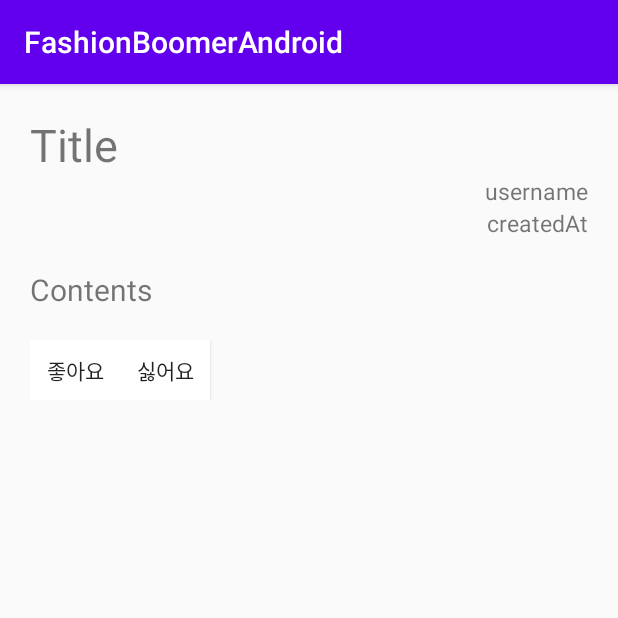
After one commit to kjh42447/fashionboomerandroid, an Android app: the PostDetailActivity screen opened directly, with no data from a screen before it, on a phone screen of 412 x 824 dp, the top half of it. The commit adds this screen. Run offline under Robolectric (Android 15) with nearby library versions, the phone set to English and light mode, and no system bars.

```diff
--- /dev/null
+++ b/app/src/main/java/com/capstone/fashionboomerandroid/PostDetailActivity.java
@@ -0,0 +1,14 @@
+package com.capstone.fashionboomerandroid;
+
+import androidx.appcompat.app.AppCompatActivity;
+
+import android.os.Bundle;
+
+public class PostDetailActivity extends AppCompatActivity {
+
+    @Override
+    protected void onCreate(Bundle savedInstanceState) {
+        super.onCreate(savedInstanceState);
+        setContentView(R.layout.activity_post_detail);
+    }
+}
--- /dev/null
+++ b/app/src/main/res/layout/activity_post_detail.xml
@@ -0,0 +1,92 @@
+<?xml version="1.0" encoding="utf-8"?>
+<LinearLayout xmlns:android="http://schemas.android.com/apk/res/android"
+    xmlns:app="http://schemas.android.com/apk/res-auto"
+    xmlns:tools="http://schemas.android.com/tools"
+    android:layout_width="match_parent"
+    android:layout_height="match_parent"
+    tools:context=".PostDetailActivity">
+
+    <ScrollView
+        android:layout_width="match_parent"
+        android:layout_height="match_parent">
+
+        <LinearLayout
+            android:layout_width="match_parent"
+            android:layout_height="wrap_content"
+            android:id="@+id/postDetailContentsLayout"
+            android:orientation="vertical"
+            android:layout_margin="10dp"
+            android:padding="10dp">
+
+            <TextView
+                android:layout_width="wrap_content"
+                android:layout_height="match_parent"
+                android:text="Title"
+                android:textSize="30dp"
+                android:id="@+id/detailTitle"/>
+            <RelativeLayout
+                android:layout_width="match_parent"
+                android:layout_height="match_parent">
+
+                <TextView
+                    android:layout_width="wrap_content"
+                    android:layout_height="wrap_content"
+                    android:text="username"
+                    android:textSize="15dp"
+                    android:id="@+id/detailUserName"
+                    android:layout_alignParentTop="true"
+                    android:layout_alignParentRight="true"/>
+                <TextView
+                    android:layout_width="wrap_content"
+                    android:layout_height="match_parent"
+                    android:text="createdAt"
+                    android:textSize="15dp"
+                    android:id="@+id/detailCreatedAt"
+                    android:layout_alignParentRight="true"
+                    android:layout_below="@id/detailUserName"/>
+
+            </RelativeLayout>
+
+            <TextView
+                android:layout_width="match_parent"
+                android:layout_height="wrap_content"
+                android:id="@+id/detailContents"
+                android:text="Contents"
+                android:textSize="20dp"
+                android:layout_marginTop="20dp"
+                android:layout_marginBottom="20dp"/>
+
+            <LinearLayout
+                android:layout_width="match_parent"
+                android:layout_height="wrap_content"
+                android:id="@+id/detailLikeLayout"
+                android:orientation="horizontal">
+
+                <Button
+                    android:layout_width="wrap_content"
+                    android:layout_height="wrap_content"
+                    android:text="좋아요"
+                    android:background="@color/white"
+                    android:minHeight="40dp"
+                    android:minWidth="60dp"
+                    android:fontFamily="@font/bmdohyun"
+                    android:id="@+id/detailLike"/>
+                <Button
+                    android:layout_width="wrap_content"
+                    android:layout_height="wrap_content"
+                    android:text="싫어요"
+                    android:background="@color/white"
+                    android:minHeight="40dp"
+                    android:minWidth="60dp"
+                    android:fontFamily="@font/bmdohyun"
+                    android:id="@+id/detailDislike"/>
+
+            </LinearLayout>
+
+
+
+        </LinearLayout>
+
+    </ScrollView>
+
+</LinearLayout>
```
Also changed, not shown: app/src/main/AndroidManifest.xml (+7 -0 lines), app/src/main/java/com/capstone/fashionboomerandroid/PostActivity.java (+42 -6 lines), app/src/main/java/com/capstone/fashionboomerandroid/SingerPostView.java (+14 -7 lines), app/src/main/java/com/capstone/fashionboomerandroid/retrofit/DataModel.java (+40 -1 lines).
